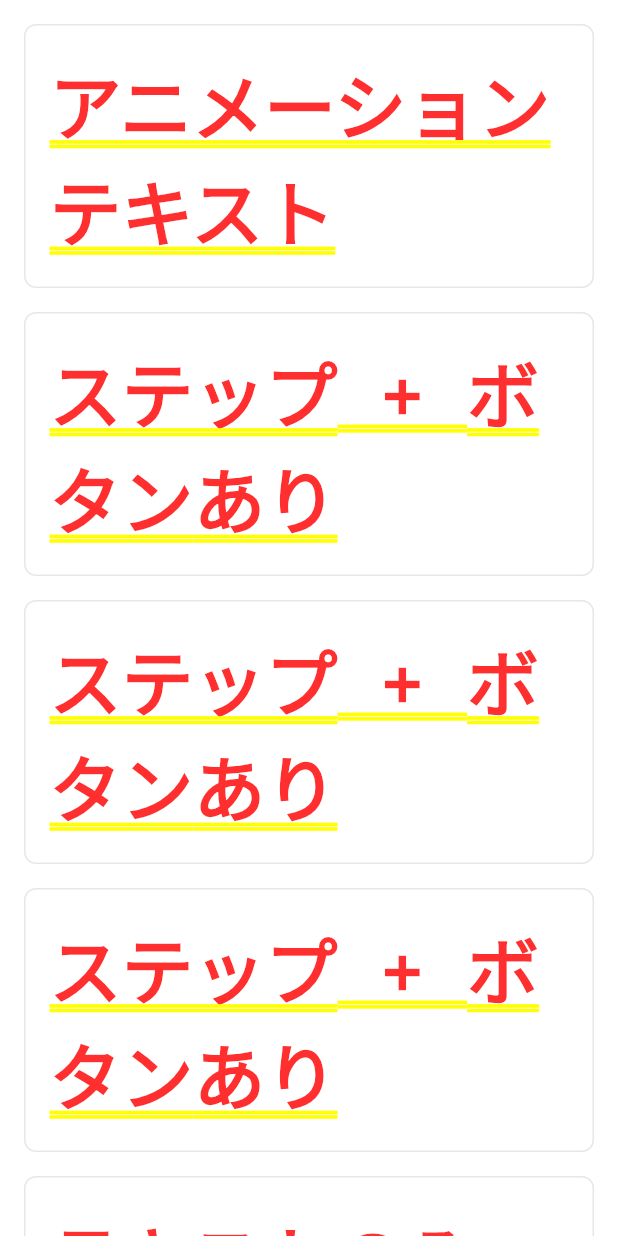
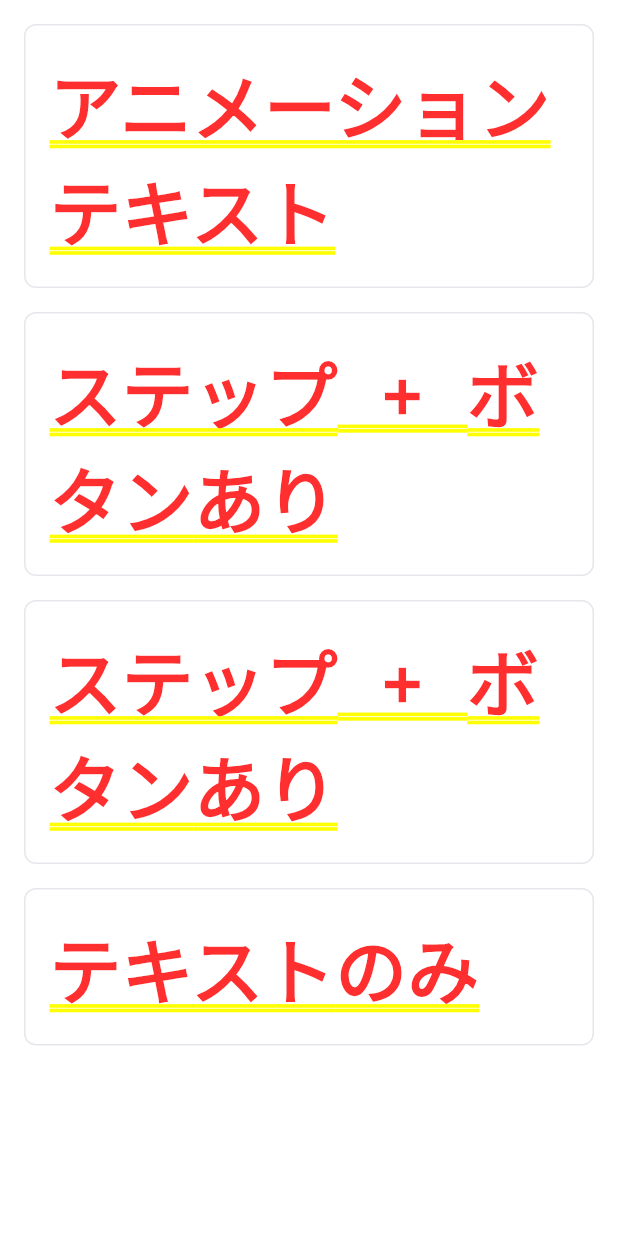
Before and after one commit to NobuyukiMorii/momeo, a Flutter app: the WidgetsIntroSettingLayoutSection screen opened directly, on a phone screen of 412 x 824 dp. Run offline on Flutter 3.47's test engine with Material 3 defaults, Android fonts, the phone set to English and light mode, and no system bars; our stand-ins replace drift, drift_flutter, flutter_riverpod, permission_handler, shared_preferences; accounts and stored records are empty; generated files the repository leaves out were written again.

Commit message:
Remove speech recognition permission in favor of microphone-only flow

```diff
--- a/lib/pages/dev/catalog/sections/widgets/widgets_intro_setting_layout_section.dart
+++ b/lib/pages/dev/catalog/sections/widgets/widgets_intro_setting_layout_section.dart
@@ -39,12 +39,6 @@ class WidgetsIntroSettingLayoutSection extends StatelessWidget {
         label: 'ステップ + ボタンあり',
         step: '1/2',
         title: Text('Allow Microphone Access', style: headlineStyle) as Widget,
-        actionLabel: 'allow',
-      ),
-      (
-        label: 'ステップ + ボタンあり',
-        step: '2/2',
-        title: Text('Allow Speech Recognition', style: headlineStyle) as Widget,
         actionLabel: 'allow',
       ),
       (
--- a/lib/pages/permissions/permission_flow_page.dart
+++ b/lib/pages/permissions/permission_flow_page.dart
@@ -28,7 +28,7 @@ class _PermissionFlowPageState extends State<PermissionFlowPage> with WidgetsBin
   // プラットフォームごとの確認対象権限
   // ---------------------------------
   static final _permissionsByPlatform = {
-    'ios':     [Permission.microphone, Permission.speech],
+    'ios':     [Permission.microphone],
     'android': [Permission.microphone],
   };
 
```
Also changed, not shown: lib/pages/permissions/permission_page.dart (+0 -14 lines), 5 other files.
